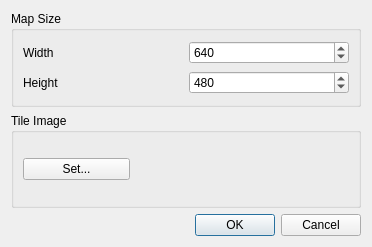
IanFinlayson/gba-tileeditor, file newmap.ui: the form before one commit.
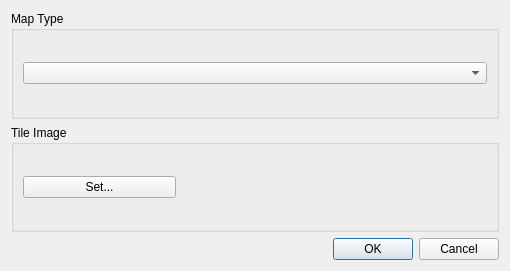
The form after the commit.

What changed in the file:
```diff
--- a/newmap.ui
+++ b/newmap.ui
@@ -6,8 +6,8 @@
    <rect>
     <x>0</x>
     <y>0</y>
-    <width>372</width>
-    <height>247</height>
+    <width>510</width>
+    <height>271</height>
    </rect>
   </property>
   <property name="windowTitle">
@@ -17,49 +17,14 @@
    <item>
     <widget class="QGroupBox" name="groupBox">
      <property name="title">
-      <string>Map Size</string>
+      <string>Map Type</string>
      </property>
      <property name="checkable">
       <bool>false</bool>
      </property>
      <layout class="QHBoxLayout" name="horizontalLayout">
       <item>
-       <layout class="QGridLayout" name="gridLayout">
-        <item row="1" column="0">
-         <widget class="QLabel" name="label_2">
-          <property name="text">
-           <string>Height</string>
-          </property>
-         </widget>
-        </item>
-        <item row="0" column="1">
-         <widget class="QSpinBox" name="spinBox">
-          <property name="maximum">
-           <number>1024</number>
-          </property>
-          <property name="value">
-           <number>640</number>
-          </property>
-         </widget>
-        </item>
-        <item row="1" column="1">
-         <widget class="QSpinBox" name="spinBox_2">
-          <property name="maximum">
-           <number>1024</number>
-          </property>
-          <property name="value">
-           <number>480</number>
-          </property>
-         </widget>
-        </item>
-        <item row="0" column="0">
-         <widget class="QLabel" name="label">
-          <property name="text">
-           <string>Width</string>
-          </property>
-         </widget>
-        </item>
-       </layout>
+       <widget class="QComboBox" name="comboBox"/>
       </item>
      </layout>
     </widget>
```
Left out of the diff: 4 changed lines with no effect on the pictures.
